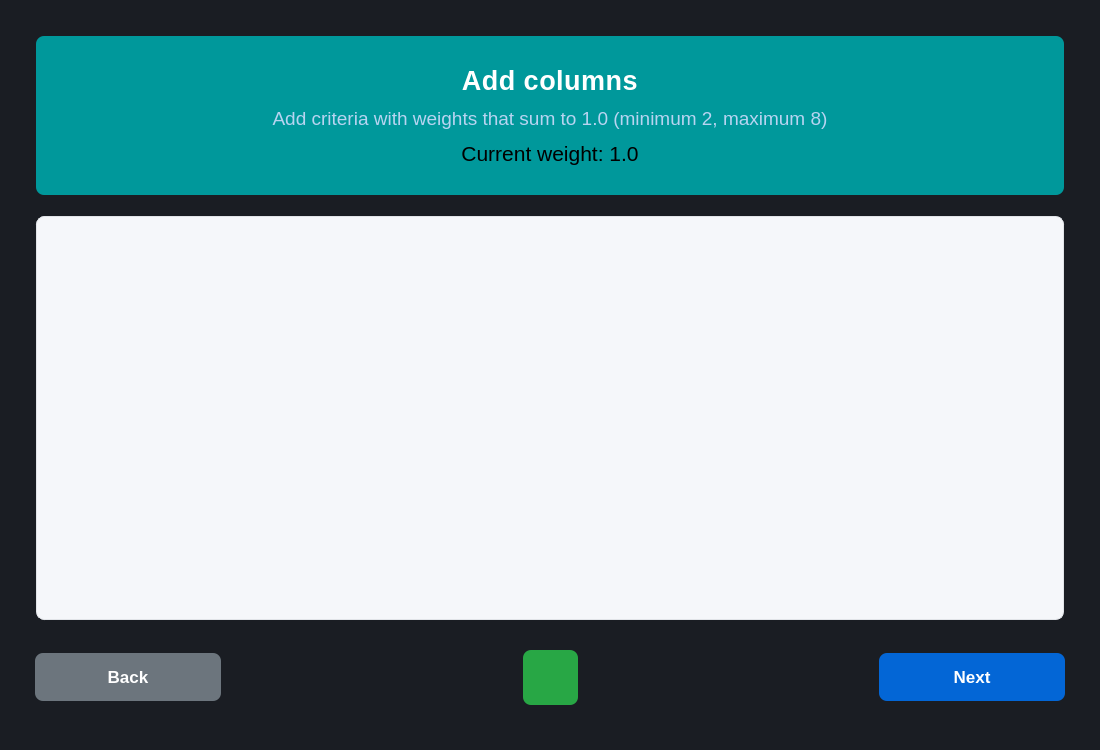
First picture: the form in src/ui/columns.ui, repository ivanadelcarmen/weighted-decision-matrix, before the edit.
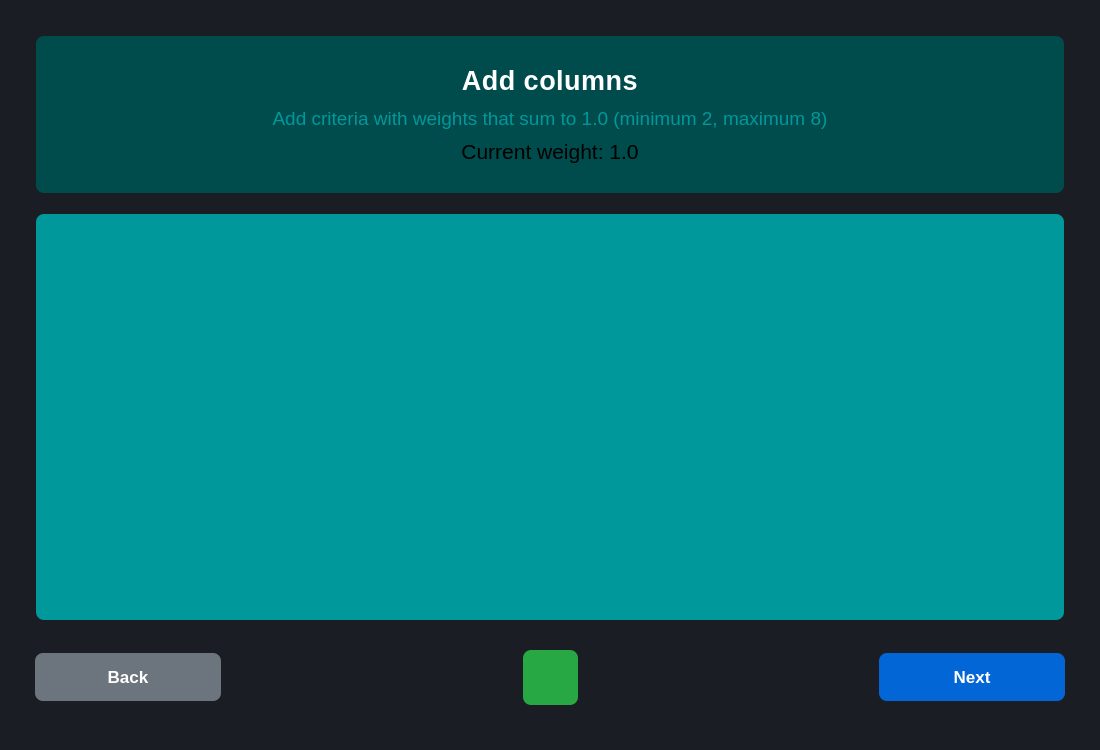
Second picture: the form after the edit. Icons and pictures are not drawn.

Commit message: Fix column validation handling and update UI styles

Patch:
```diff
--- a/src/ui/columns.ui
+++ b/src/ui/columns.ui
@@ -36,17 +36,17 @@
 }
 
 #titleFrame {
-    background: #00989b;
+    background: #004b4c;
     padding: 20px;
 	margin: 25px 25px 15px 25px;
     border: none;
 }
 
 #contentFrame {
-    background-color: #f5f7fa;
+    background-color: #00989b;
     padding: 20px;
 	margin: 0px 25px 15px 25px;
-    border: 1px solid #e1e4e8;
+    border: none;
 }
 
 #buttonsFrame {
@@ -67,12 +67,12 @@
 #instructionLabel {
     font-size: 14pt;
     font-weight: 400;
-    color: #b8d4f1;
+    color: #00989b;
     margin-top: 5px;
 }
 
 #weightLabel {
-	margin-top: 5
+	margin-top: 3
 }
 
 /* =========================
@@ -257,8 +257,8 @@
           <rect>
            <x>0</x>
            <y>0</y>
-           <width>964</width>
-           <height>306</height>
+           <width>966</width>
+           <height>310</height>
           </rect>
          </property>
          <layout class="QVBoxLayout" name="criteriaLayout">
```
The commit also changes 7 other files.
